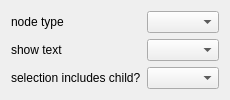
This is viewer_state.ui in gluesolutions/glue-tree-viewer as Qt 5 draws it before an edit. The edited form follows.
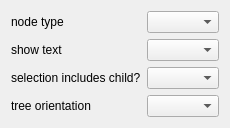
This is the edited form.

Commit message: rotation option, and cleaned up importing

The edit to the form file:
```diff
--- a/viewer_state.ui
+++ b/viewer_state.ui
@@ -40,6 +40,17 @@
     <widget class="QComboBox" name="combosel_select_children_att"/>
    </item>
 
+   <item row="3" column="0">
+    <widget class="QLabel" name="label_y">
+     <property name="text">
+      <string>tree orientation</string>
+     </property>
+    </widget>
+   </item>
+   <item row="3" column="1">
+    <widget class="QComboBox" name="combosel_orientation_att"/>
+   </item>
+
   </layout>
  </widget>
  <resources/>
```
The commit also changes 2 other files.
